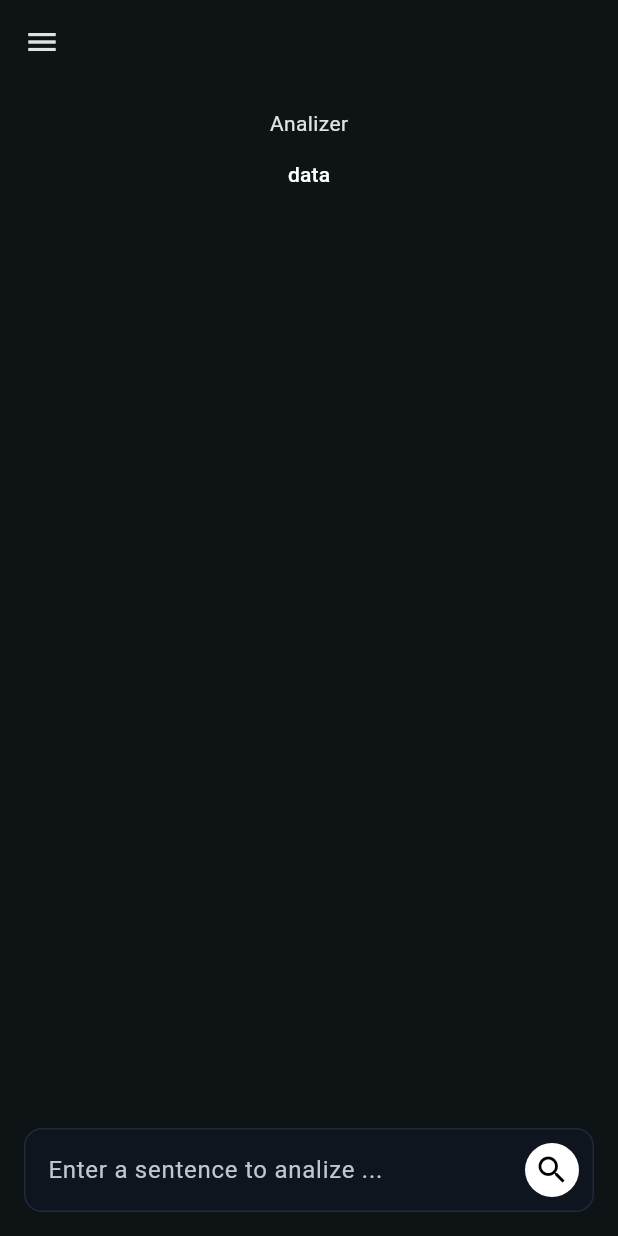
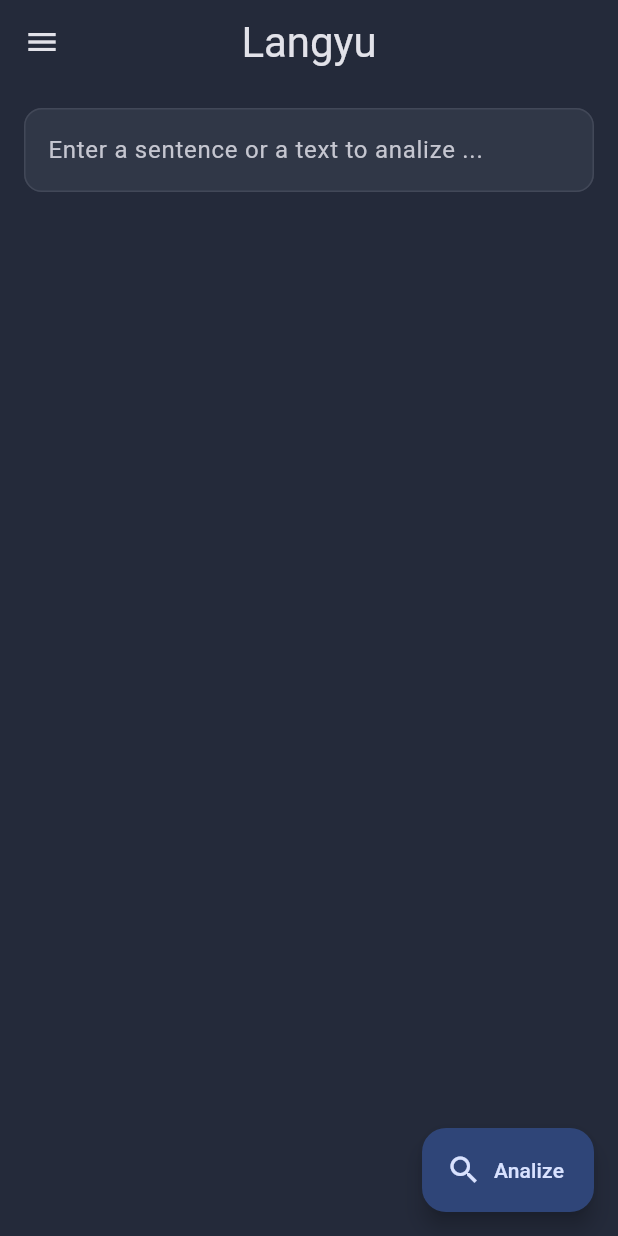
Before and after one commit to DanielePedrazzoli/langyu, a Flutter app: the screen it shows after launch, on a phone screen of 412 x 824 dp. Run offline on Flutter 3.47's test engine with Material 3 defaults, Android fonts, the phone set to English and light mode, and no system bars; our stand-ins replace flutter_spinkit, google_fonts; missing offline and left inert: navi_text_analizer_package.

Commit message:
Refactoring of the graphic part on mobile devices

```diff
--- a/lib/main.dart
+++ b/lib/main.dart
@@ -10,7 +10,7 @@ void main() async {
   WidgetsFlutterBinding.ensureInitialized();
   Dictionary dictionary = Dictionary();
   Directory directory = await getApplicationSupportDirectory();
-  await dictionary.loadDictionary("${directory.path}/dictionary.json");
+  await dictionary.loadDictionary(directory);
 
   setDictionary(dictionary);
 
@@ -22,82 +22,72 @@ class MyApp extends StatelessWidget {
 
   @override
   Widget build(BuildContext context) {
-    Brightness brightness = Brightness.dark;
+    // var baseTheme = ThemeData(
+    //   useMaterial3: true,
+    //   // scaffoldBackgroundColor: Color(0xFF27282A),
+    //   appBarTheme: AppBarTheme(backgroundColor: Colors.transparent, scrolledUnderElevation: 0),
+    //   colorScheme: ColorScheme.fromSeed(seedColor: Colors.white, brightness: brightness, primary: Colors.white),
+    //   inputDecorationTheme: InputDecorationTheme(
+    //     fillColor: Color(0xFF0f151f),
+    //     filled: true,
+    //     enabledBorder: OutlineInputBorder(
+    //       borderRadius: BorderRadius.circular(12),
+    //       borderSide: BorderSide(color: Color(0xff1e2a3a)),
+    //     ),
+    //     focusedBorder: OutlineInputBorder(
+    //       borderRadius: BorderRadius.circular(12),
+    //       borderSide: BorderSide(color: Color(0xff1e2a3a)),
+    //     ),
+    //     floatingLabelBehavior: FloatingLabelBehavior.never,
+    //   ),
+    //   expansionTileTheme: ExpansionTileThemeData(shape: RoundedRectangleBorder()),
+    //   chipTheme: ChipThemeData(
+    //     backgroundColor: Color(0xFF27282A),
+    //     surfaceTintColor: Colors.transparent,
+    //     elevation: 0,
+    //     side: BorderSide(width: 1, color: const Color.fromARGB(78, 255, 255, 255)),
+    //     shape: RoundedRectangleBorder(borderRadius: BorderRadius.circular(20)),
+    //   ),
+    // );
 
     var baseTheme = ThemeData(
       useMaterial3: true,
-      // scaffoldBackgroundColor: Color(0xFF27282A),
+      scaffoldBackgroundColor: const Color(0xFF242A3A),
+      brightness: Brightness.dark,
       appBarTheme: AppBarTheme(backgroundColor: Colors.transparent, scrolledUnderElevation: 0),
-      colorScheme: ColorScheme.fromSeed(seedColor: Colors.white, brightness: brightness, primary: Colors.white),
+      colorScheme: ColorScheme.fromSeed(
+        seedColor: const Color(0xFF242A3A),
+        brightness: Brightness.dark,
+        primary: const Color.fromARGB(255, 56, 255, 255),
+      ),
       inputDecorationTheme: InputDecorationTheme(
-        fillColor: Color(0xFF0f151f),
-
+        fillColor: Color(0xFF303747),
         filled: true,
         enabledBorder: OutlineInputBorder(
           borderRadius: BorderRadius.circular(12),
-          borderSide: BorderSide(color: Color(0xff1e2a3a)),
+          borderSide: BorderSide(color: Color(0xff424858)),
         ),
         focusedBorder: OutlineInputBorder(
           borderRadius: BorderRadius.circular(12),
-          borderSide: BorderSide(color: Color(0xff1e2a3a)),
+          borderSide: BorderSide(color: Color(0xff424858)),
         ),
         floatingLabelBehavior: FloatingLabelBehavior.never,
       ),
-      expansionTileTheme: ExpansionTileThemeData(shape: RoundedRectangleBorder()),
-      chipTheme: ChipThemeData(
-        backgroundColor: Color(0xFF27282A),
+
+      cardTheme: CardThemeData(
+        color: Color(0xFF303747),
+        elevation: 0,
         surfaceTintColor: Colors.transparent,
-        elevation: 0,
-        side: BorderSide(width: 1, color: const Color.fromARGB(78, 255, 255, 255)),
-        shape: RoundedRectangleBorder(borderRadius: BorderRadius.circular(20)),
+        shape: RoundedRectangleBorder(
+          borderRadius: BorderRadius.circular(12),
+          side: BorderSide(color: Color(0xff424858)),
+        ),
       ),
     );
     return MaterialApp(
       debugShowCheckedModeBanner: false,
-      title: 'Flutter Demo',
       theme: baseTheme.copyWith(textTheme: GoogleFonts.robotoTextTheme(baseTheme.textTheme)),
       home: Home(),
     );
   }
 }
-
-class MyHomePage extends StatefulWidget {
-  const MyHomePage({super.key, required this.title});
-
-  final String title;
-
-  @override
-  State<MyHomePage> createState() => _MyHomePageState();
-}
-
-class _MyHomePageState extends State<MyHomePage> {
-  int _counter = 0;
-
-  void _incrementCounter() {
-    setState(() {
-      _counter++;
-    });
-  }
-
-  @override
-  void initState() {
-    super.initState();
-  }
-
-  @override
-  Widget build(BuildContext context) {
-    return Scaffold(
-      appBar: AppBar(backgroundColor: Theme.of(context).colorScheme.inversePrimary, title: Text(widget.title)),
-      body: Center(
-        child: Column(
-          mainAxisAlignment: MainAxisAlignment.center,
-          children: <Widget>[
-            const Text('You have pushed the button this many times:'),
-            Text('$_counter', style: Theme.of(context).textTheme.headlineMedium),
-          ],
-        ),
-      ),
-      floatingActionButton: FloatingActionButton(onPressed: _incrementCounter, tooltip: 'Increment', child: const Icon(Icons.add)),
-    );
-  }
-}
--- a/lib/routes/home/mobile_home.dart
+++ b/lib/routes/home/mobile_home.dart
@@ -37,61 +37,74 @@ class _MobileHomeState extends State<MobileHome> {
   @override
   Widget build(BuildContext context) {
     return Scaffold(
-      appBar: AppBar(),
+      appBar: AppBar(title: Text("Langyu", style: Theme.of(context).textTheme.headlineMedium), centerTitle: true),
       drawer: Drawer(),
+      floatingActionButton: FloatingActionButton.extended(
+        onPressed: () => onSubmit(controller.text),
+        label: Text("Analize"),
+        icon: Icon(Icons.search),
+      ),
       body: Padding(
         padding: const EdgeInsets.all(16.0),
         child: Column(
           children: [
-            Expanded(
-              child: Column(
-                children: [
-                  Text("Analizer"),
-                  TextButton(onPressed: () {}, child: Text("data")),
-                ],
-              ),
+            TextField(
+              maxLines: null,
+              minLines: 1,
+              controller: controller,
+              decoration: InputDecoration(labelText: "Enter a sentence or a text to analize ..."),
             ),
+            SizedBox(height: 16),
 
-            Stack(
-              children: [
-                TextField(
-                  minLines: 1,
-                  maxLines: 7,
-                  readOnly: analizing,
-                  textAlignVertical: TextAlignVertical.top,
-                  controller: controller,
-                  decoration: InputDecoration(
-                    suffixIcon: SizedBox.shrink(),
-                    border: OutlineInputBorder(borderRadius: BorderRadius.circular(24)),
-                    labelText: 'Enter a sentence to analize ...',
-                  ),
-                ),
+            // Expanded(
+            //   child: Column(
+            //     children: [
+            //       Text("Analizer"),
+            //       TextButton(onPressed: () {}, child: Text("data")),
+            //     ],
+            //   ),
+            // ),
 
-                Positioned(
-                  right: 10,
-                  bottom: 10,
-                  child: Container(
-                    padding: EdgeInsets.zero,
-                    margin: EdgeInsets.zero,
-                    alignment: Alignment.bottomCenter,
-                    width: 36,
-                    height: 36,
-                    child: analizing
-                        ? SpinKitThreeBounce(color: Colors.white, size: 16)
-                        : Container(
-                            decoration: BoxDecoration(color: const Color.fromARGB(255, 255, 255, 255), borderRadius: BorderRadius.circular(32)),
-                            child: IconButton(
-                              padding: EdgeInsets.zero,
-                              onPressed: () {
-                                onSubmit(controller.text);
-                              },
-                              icon: const Icon(Icons.search, color: Colors.black),
-                            ),
-                          ),
-                  ),
-                ),
-              ],
-            ),
+            // Stack(
+            //   children: [
+            //     TextField(
+            //       minLines: 1,
+            //       maxLines: 7,
+            //       readOnly: analizing,
+            //       textAlignVertical: TextAlignVertical.top,
+            //       controller: controller,
+            //       decoration: InputDecoration(
+            //         suffixIcon: SizedBox.shrink(),
+            //         border: OutlineInputBorder(borderRadius: BorderRadius.circular(24)),
+            //         labelText: 'Enter a sentence to analize ...',
+            //       ),
+            //     ),
+
+            //     Positioned(
+            //       right: 10,
+            //       bottom: 10,
+            //       child: Container(
+            //         padding: EdgeInsets.zero,
+            //         margin: EdgeInsets.zero,
+            //         alignment: Alignment.bottomCenter,
+            //         width: 36,
+            //         height: 36,
+            //         child: analizing
+            //             ? SpinKitThreeBounce(color: Colors.white, size: 16)
+            //             : Container(
+            //                 decoration: BoxDecoration(color: const Color.fromARGB(255, 255, 255, 255), borderRadius: BorderRadius.circular(32)),
+            //                 child: IconButton(
+            //                   padding: EdgeInsets.zero,
+            //                   onPressed: () {
+            //                     onSubmit(controller.text);
+            //                   },
+            //                   icon: const Icon(Icons.search, color: Colors.black),
+            //                 ),
+            //               ),
+            //       ),
+            //     ),
+            //   ],
+            // ),
           ],
         ),
       ),
--- a/lib/routes/results_page/components/parser_result.dart
+++ b/lib/routes/results_page/components/parser_result.dart
@@ -1,5 +1,4 @@
 import 'package:flutter/material.dart';
-import 'package:langyu/routes/sentence_tree/components/details_panel/details_panel_desktop.dart';
 import 'package:langyu/routes/sentence_tree/components/details_panel/details_panel_mobile.dart';
 import 'package:navi_text_analizer_package/navi_text_analizer.dart';
 
--- /dev/null
+++ b/lib/routes/results_page/components/sentence_results.dart
@@ -0,0 +1,41 @@
+import 'package:flutter/material.dart';
+import 'package:langyu/routes/sentence_structure/sentence_structure.dart';
+import 'package:navi_text_analizer_package/navi_text_analizer.dart';
+
+class SentenceResults extends StatelessWidget {
+  final TranslationPhrase translationPhrase;
+  const SentenceResults({super.key, required this.translationPhrase});
+
+  @override
+  Widget build(BuildContext context) {
+    return Card.outlined(
+      child: Container(
+        padding: EdgeInsets.all(12),
+        child: Column(
+          crossAxisAlignment: CrossAxisAlignment.stretch,
+          children: [
+            Text(translationPhrase.phrase.rawText, style: Theme.of(context).textTheme.titleLarge),
+            Text(
+              translationPhrase.getPhraseTranslation().first,
+              style: Theme.of(context).textTheme.titleMedium!.copyWith(color: Colors.grey.shade400, fontStyle: FontStyle.italic),
+            ),
+            SizedBox(height: 24),
+            Column(
+              crossAxisAlignment: CrossAxisAlignment.start,
+              children: [
+                OutlinedButton(
+                  onPressed: () {
+                    //s  Navigator.push(context, MaterialPageRoute(builder: (context) => SentenceStructure(sentence: sentence)));
+                  },
+                  child: Text("Show structure"),
+                ),
+                SizedBox(height: 8),
+                OutlinedButton(onPressed: () {}, child: Text("Show other transaltion (2)")),
+              ],
+            ),
+          ],
+        ),
+      ),
+    );
+  }
+}
--- a/lib/routes/sentence_tree/sentence_tree.dart
+++ b/lib/routes/sentence_tree/sentence_tree.dart
@@ -49,9 +49,7 @@ class _SentenceTreePageState extends State<SentenceTreePage> {
 
   @override
   Widget build(BuildContext context) {
-    return Scaffold(
-      appBar: AppBar(title: const Text('Step 3 — Layout Tree')),
-      body: Row(
+    return Row(
       children: [
         Expanded(
           child: InteractiveViewer(
@@ -87,7 +85,6 @@ class _SentenceTreePageState extends State<SentenceTreePage> {
 
         if (Platform.isWindows && showDetails && selectedNode != null) DetailsPanelDesktop(onClose: _hideDetails, meaning: selectedNode!.meaning),
       ],
-      ),
     );
   }
 }
```
Also changed, not shown: lib/routes/results_page/components/interpreter_result.dart (deleted, +0 -37 lines), lib/routes/results_page/result_page.dart (+35 -18 lines), lib/routes/sentence_structure/sentence_structure.dart (added, +58 -0 lines). Lines whose indentation alone changed are shown as unchanged.
